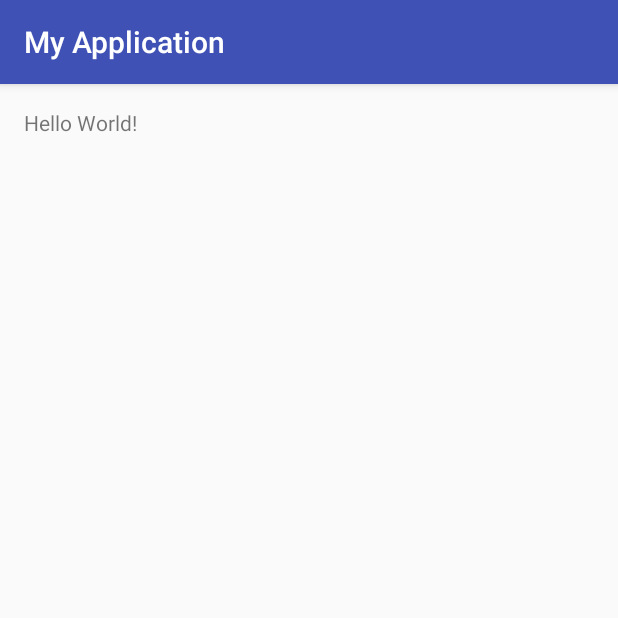
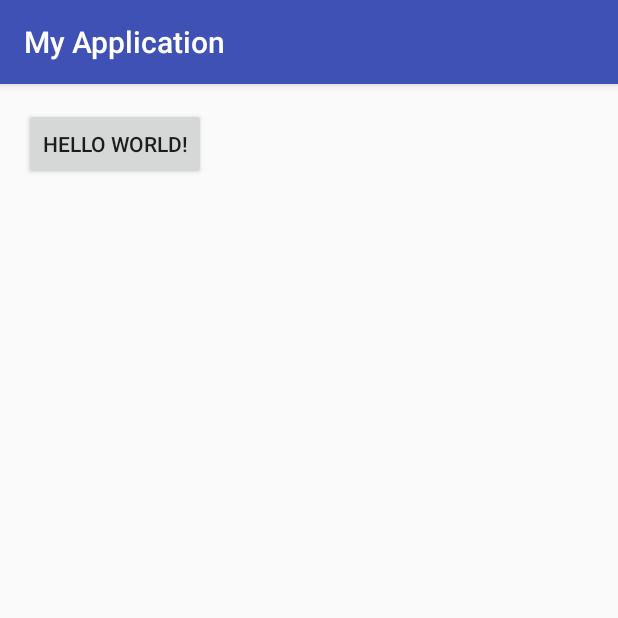
Before and after one commit to MattFirefly/BranchTest, an Android app: the screen it shows after launch (MainActivity), on a phone screen of 412 x 824 dp, the top half of it. Run offline under Robolectric (Android 15) with nearby library versions, the phone set to English and light mode, and no system bars.

Commit message:
主分支修改

```diff
--- a/app/src/main/java/com/gm/zhanggangmin/myapplication/MainActivity.java
+++ b/app/src/main/java/com/gm/zhanggangmin/myapplication/MainActivity.java
@@ -2,14 +2,24 @@ package com.gm.zhanggangmin.myapplication;
 
 import android.support.v7.app.AppCompatActivity;
 import android.os.Bundle;
+import android.view.View;
+import android.widget.Button;
 import android.widget.Toast;
 
 public class MainActivity extends AppCompatActivity {
+    private Button btn_test;
 
     @Override
     protected void onCreate(Bundle savedInstanceState) {
         super.onCreate(savedInstanceState);
         setContentView(R.layout.activity_main);
-        Toast.makeText(this,"!",Toast.LENGTH_LONG).show();
+
+        btn_test = (Button) findViewById(R.id.btn_test);
+        btn_test.setOnClickListener(new View.OnClickListener() {
+            @Override
+            public void onClick(View v) {
+                Toast.makeText(MainActivity.this, "!", Toast.LENGTH_LONG).show();
+            }
+        });
     }
 }
--- a/app/src/main/res/layout/activity_main.xml
+++ b/app/src/main/res/layout/activity_main.xml
@@ -9,7 +9,8 @@
     android:paddingTop="@dimen/activity_vertical_margin"
     tools:context="com.gm.zhanggangmin.myapplication.MainActivity">
 
-    <TextView
+    <Button
+        android:id="@+id/btn_test"
         android:layout_width="wrap_content"
         android:layout_height="wrap_content"
         android:text="Hello World!" />
```
